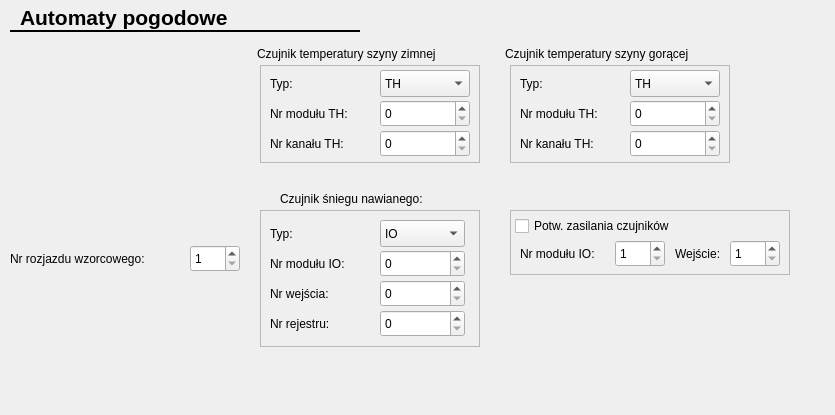
kaczmar55/koneor_v2, file CfgForms/cweatherautomform.ui: the form before one commit.
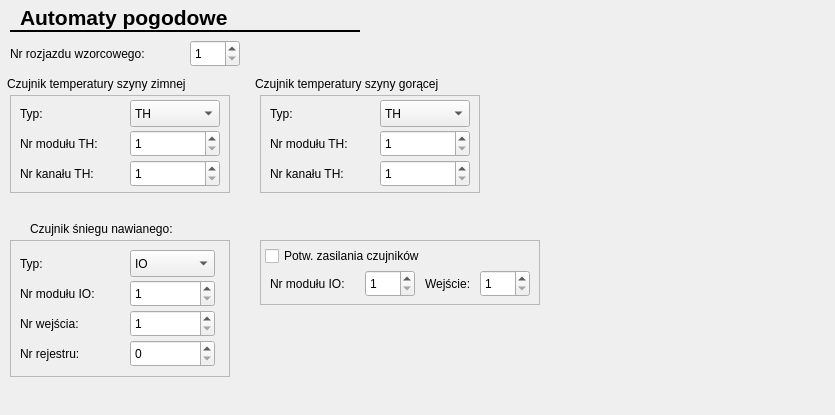
The form after the commit.

Patch:
```diff
--- a/CfgForms/cweatherautomform.ui
+++ b/CfgForms/cweatherautomform.ui
@@ -60,7 +60,7 @@
    <property name="geometry">
     <rect>
      <x>10</x>
-     <y>250</y>
+     <y>45</y>
      <width>170</width>
      <height>17</height>
     </rect>
@@ -72,8 +72,8 @@
   <widget class="QFrame" name="sensorHotFrame">
    <property name="geometry">
     <rect>
-     <x>510</x>
-     <y>65</y>
+     <x>260</x>
+     <y>95</y>
      <width>220</width>
      <height>98</height>
     </rect>
@@ -127,10 +127,10 @@
      </rect>
     </property>
     <property name="minimum">
-     <number>0</number>
+     <number>1</number>
     </property>
     <property name="maximum">
-     <number>255</number>
+     <number>24</number>
     </property>
    </widget>
    <widget class="QSpinBox" name="sensorHotRegNo">
@@ -143,10 +143,10 @@
      </rect>
     </property>
     <property name="minimum">
-     <number>0</number>
+     <number>1</number>
     </property>
     <property name="maximum">
-     <number>65536</number>
+     <number>4</number>
     </property>
    </widget>
    <widget class="QLabel" name="sensorHotAddrLbl">
@@ -179,8 +179,8 @@
   <widget class="QLabel" name="label_25">
    <property name="geometry">
     <rect>
-     <x>280</x>
-     <y>190</y>
+     <x>30</x>
+     <y>220</y>
      <width>180</width>
      <height>17</height>
     </rect>
@@ -193,7 +193,7 @@
    <property name="geometry">
     <rect>
      <x>190</x>
-     <y>245</y>
+     <y>40</y>
      <width>50</width>
      <height>27</height>
     </rect>
@@ -205,8 +205,8 @@
   <widget class="QFrame" name="sensorPwrCtrlFrame">
    <property name="geometry">
     <rect>
-     <x>510</x>
-     <y>210</y>
+     <x>260</x>
+     <y>240</y>
      <width>280</width>
      <height>65</height>
     </rect>
@@ -295,8 +295,8 @@
   <widget class="QFrame" name="blowSensorFRame">
    <property name="geometry">
     <rect>
-     <x>260</x>
-     <y>210</y>
+     <x>10</x>
+     <y>240</y>
      <width>220</width>
      <height>137</height>
     </rect>
@@ -380,6 +380,12 @@
       <height>27</height>
      </rect>
     </property>
+    <property name="minimum">
+     <number>1</number>
+    </property>
+    <property name="maximum">
+     <number>24</number>
+    </property>
    </widget>
    <widget class="QSpinBox" name="blowSensorBitNo">
     <property name="geometry">
@@ -390,6 +396,12 @@
       <height>27</height>
      </rect>
     </property>
+    <property name="minimum">
+     <number>1</number>
+    </property>
+    <property name="maximum">
+     <number>20</number>
+    </property>
    </widget>
    <widget class="QLabel" name="blowSensorRegNoLbl">
     <property name="geometry">
@@ -418,8 +430,8 @@
   <widget class="QLabel" name="label_21">
    <property name="geometry">
     <rect>
-     <x>257</x>
-     <y>45</y>
+     <x>7</x>
+     <y>75</y>
      <width>230</width>
      <height>17</height>
     </rect>
@@ -431,8 +443,8 @@
   <widget class="QFrame" name="sensorColdFrame">
    <property name="geometry">
     <rect>
-     <x>260</x>
-     <y>65</y>
+     <x>10</x>
+     <y>95</y>
      <width>220</width>
      <height>98</height>
     </rect>
@@ -491,10 +503,10 @@
      </rect>
     </property>
     <property name="minimum">
-     <number>0</number>
+     <number>1</number>
     </property>
     <property name="maximum">
-     <number>255</number>
+     <number>24</number>
     </property>
    </widget>
    <widget class="QSpinBox" name="sensorColdRegNo">
@@ -507,10 +519,10 @@
      </rect>
     </property>
     <property name="minimum">
-     <number>0</number>
+     <number>1</number>
     </property>
     <property name="maximum">
-     <number>65536</number>
+     <number>4</number>
     </property>
    </widget>
    <widget class="QLabel" name="sensorColdAddrLbl">
@@ -543,8 +555,8 @@
   <widget class="QLabel" name="label_22">
    <property name="geometry">
     <rect>
-     <x>505</x>
-     <y>45</y>
+     <x>255</x>
+     <y>75</y>
      <width>234</width>
      <height>17</height>
     </rect>
```
